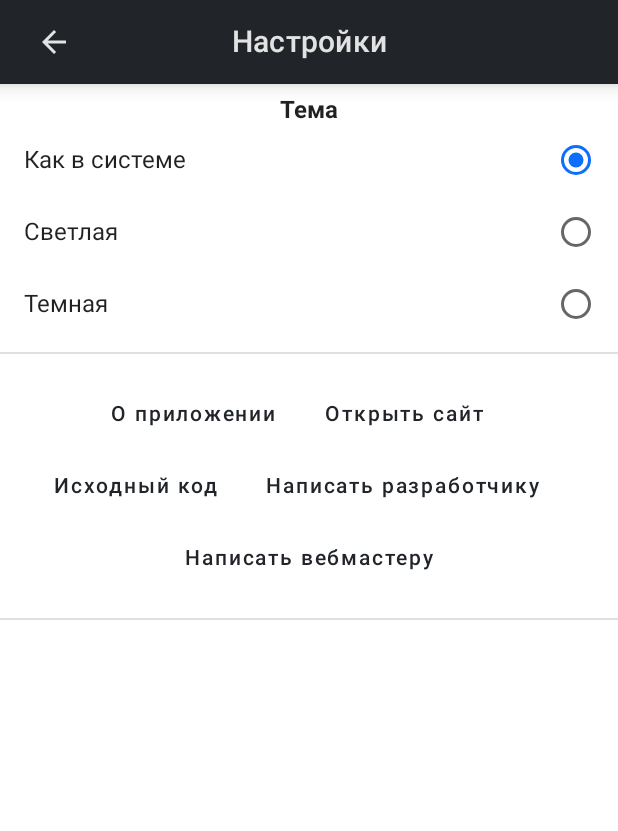
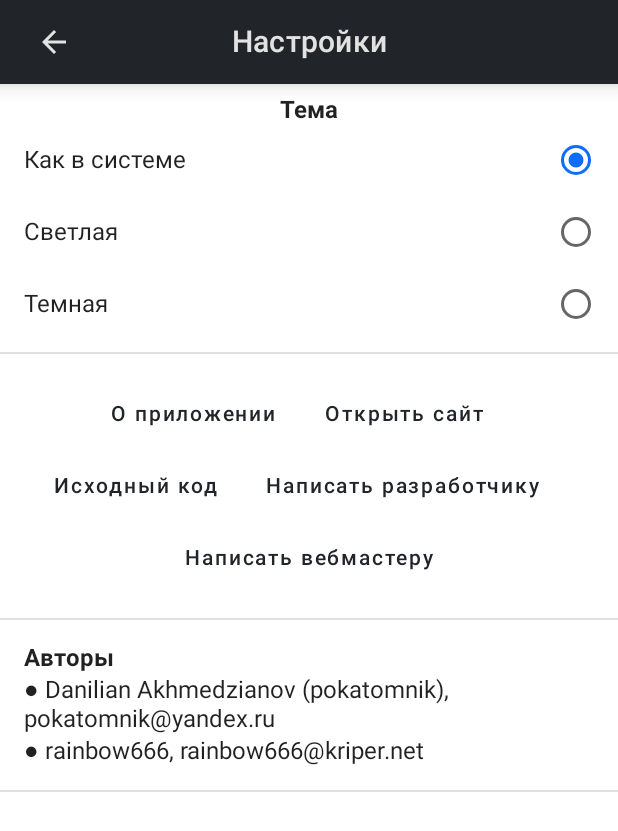
Before and after one commit to pokatomnik/kriper, an Android app built with Jetpack Compose: the composable Settings shown on its own in the app's theme, on a phone screen of 412 x 824 dp. Shown: the top 831 px of the screen. Run offline under Robolectric (Android 15) with nearby library versions, the phone set to English and light mode, and no system bars; our stand-ins replace Dagger/Hilt's generated code, accompanist; network calls fail; 1 statement that could not run was skipped.

Commit message:
Add authors section

```diff
--- /dev/null
+++ b/Kriper/app/src/main/java/com/github/pokatomnik/kriper/screens/settings/AuthorsSection.kt
@@ -0,0 +1,31 @@
+package com.github.pokatomnik.kriper.screens.settings
+
+import androidx.compose.foundation.layout.Column
+import androidx.compose.foundation.layout.Row
+import androidx.compose.foundation.layout.fillMaxWidth
+import androidx.compose.foundation.layout.padding
+import androidx.compose.material.Text
+import androidx.compose.runtime.Composable
+import androidx.compose.ui.Modifier
+import androidx.compose.ui.text.font.FontWeight
+import androidx.compose.ui.unit.dp
+import com.github.pokatomnik.kriper.ui.components.LARGE_PADDING
+
+@Composable
+fun AuthorsSection() {
+    Column(
+        modifier = Modifier
+            .fillMaxWidth()
+            .padding(horizontal = LARGE_PADDING.dp)
+    ) {
+        Row(modifier = Modifier.fillMaxWidth()) {
+            Text(text = "Авторы", fontWeight = FontWeight.Bold)
+        }
+        Row(modifier = Modifier.fillMaxWidth()) {
+            Text("● Danilian Akhmedzianov (pokatomnik), pokatomnik@yandex.ru")
+        }
+        Row(modifier = Modifier.fillMaxWidth()) {
+            Text("● rainbow666, rainbow666@kriper.net")
+        }
+    }
+}
--- a/Kriper/app/src/main/java/com/github/pokatomnik/kriper/screens/settings/Settings.kt
+++ b/Kriper/app/src/main/java/com/github/pokatomnik/kriper/screens/settings/Settings.kt
@@ -78,6 +78,18 @@ fun Settings(
                     .fillMaxWidth()
                     .height(SMALL_PADDING.dp)
             )
+            AuthorsSection()
+            Spacer(
+                modifier = Modifier
+                    .fillMaxWidth()
+                    .height(SMALL_PADDING.dp)
+            )
+            SectionDivider()
+            Spacer(
+                modifier = Modifier
+                    .fillMaxWidth()
+                    .height(SMALL_PADDING.dp)
+            )
             BuildInfoSection()
         }
     }
```
